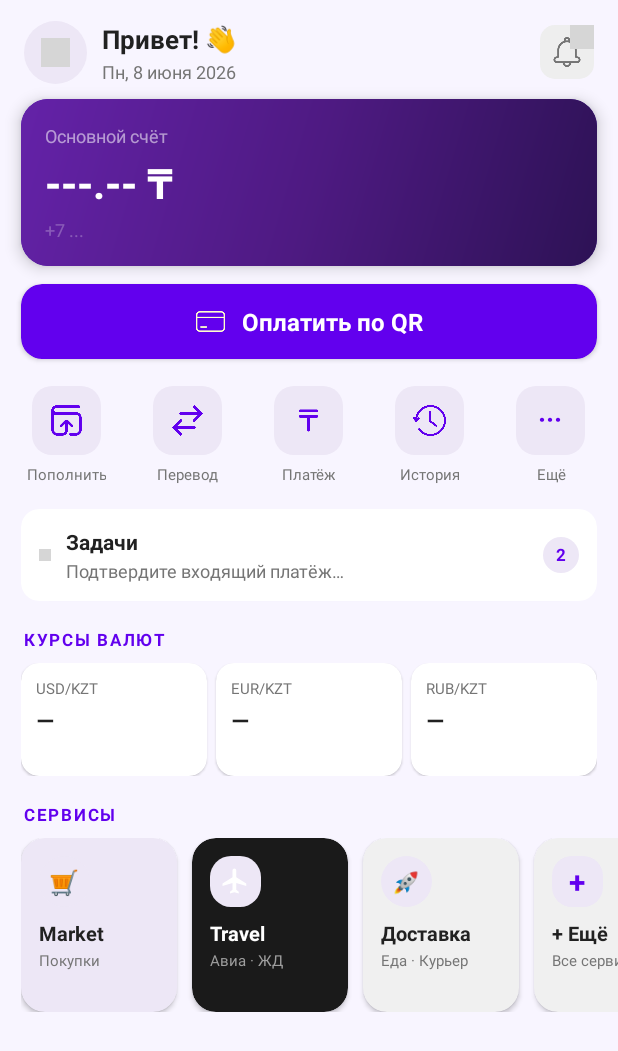
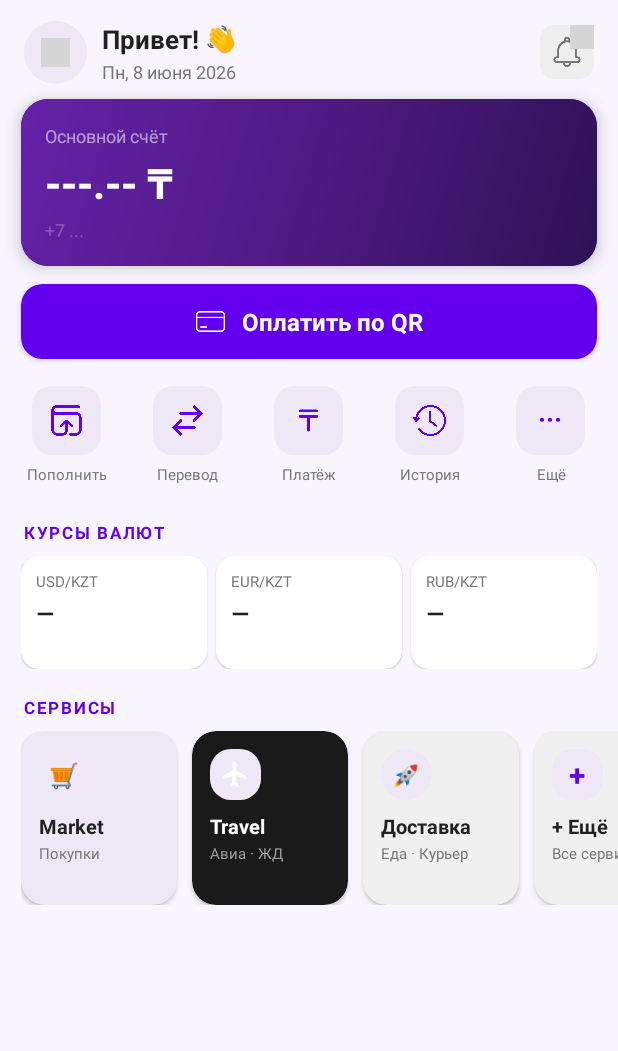
Before and after one commit to NailGareev/TumarSuperApp, an Android app: the fragment HomeFragment shown on its own in the app's theme, on a phone screen of 412 x 824 dp. Shown: the top 1051 px of the screen. Run offline under Robolectric (Android 15) with nearby library versions, the phone set to English and light mode, and no system bars; network calls fail; 1 statement that could not run was skipped; grey boxes are pictures that could not be loaded.

Commit message:
Rename tasks strip to messages; show delivery code after market purchase
- fragment_home.xml: renamed "Задачи" → "Сообщения", added IDs
  (card_messages, tv_messages_subtitle), hidden by default (visibility=gone),
  removed static badge count
- HomeFragment: binds card_messages + tv_messages_subtitle; onResume checks
  SharedPreferences key "market_delivery_code" and shows/hides the card
- TumarMarketFragment: saves orderRef to SharedPreferences on successful
  purchase so HomeFragment displays it as the delivery code

https://claude.ai/code/session_01MmgkidZyZTZuBvihCVCysH

```diff
--- a/app/src/main/java/com/digitalcompany/tumarsuperapp/HomeFragment.java
+++ b/app/src/main/java/com/digitalcompany/tumarsuperapp/HomeFragment.java
@@ -21,6 +21,8 @@ import android.view.ViewGroup;
 import android.widget.FrameLayout;
 import android.widget.LinearLayout;
 import android.widget.TextView;
+
+import androidx.cardview.widget.CardView;
 import android.widget.Toast;
 
 import com.digitalcompany.tumarsuperapp.network.ApiClient;
@@ -65,6 +67,10 @@ public class HomeFragment extends Fragment implements MenuProvider {
     private FrameLayout btnQrPay;
     private FrameLayout btnBell;
 
+    // Messages card
+    private CardView cardMessages;
+    private TextView tvMessagesSubtitle;
+
     // Currency rate views
     private TextView tvUsdRate, tvUsdChange;
     private TextView tvEurRate, tvEurChange;
@@ -96,6 +102,9 @@ public class HomeFragment extends Fragment implements MenuProvider {
         buttonPayments = view.findViewById(R.id.buttonPayments);
         btnQrPay       = view.findViewById(R.id.btnQrPay);
         btnBell        = view.findViewById(R.id.btnBell);
+
+        cardMessages      = view.findViewById(R.id.card_messages);
+        tvMessagesSubtitle = view.findViewById(R.id.tv_messages_subtitle);
 
         tvUsdRate   = view.findViewById(R.id.tvUsdRate);
         tvUsdChange = view.findViewById(R.id.tvUsdChange);
@@ -130,6 +139,25 @@ public class HomeFragment extends Fragment implements MenuProvider {
         if (apiService != null) {
             loadUserProfileData();
             loadCurrencyRates();
+        }
+    }
+
+    @Override
+    public void onResume() {
+        super.onResume();
+        refreshMessagesCard();
+    }
+
+    private void refreshMessagesCard() {
+        if (getContext() == null || cardMessages == null) return;
+        SharedPreferences prefs = getContext().getSharedPreferences(USER_PREFS_NAME, Context.MODE_PRIVATE);
+        String code = prefs.getString("market_delivery_code", null);
+        if (code != null && !code.isEmpty()) {
+            if (tvMessagesSubtitle != null)
+                tvMessagesSubtitle.setText("Код получения товара: " + code);
+            cardMessages.setVisibility(View.VISIBLE);
+        } else {
+            cardMessages.setVisibility(View.GONE);
         }
     }
 
--- a/app/src/main/java/com/digitalcompany/tumarsuperapp/TumarMarketFragment.java
+++ b/app/src/main/java/com/digitalcompany/tumarsuperapp/TumarMarketFragment.java
@@ -503,6 +503,7 @@ public class TumarMarketFragment extends Fragment {
                     if (!isAdded()) return;
                     if (resp.isSuccessful() && resp.body() != null && resp.body().success) {
                         String orderRef = resp.body().orderRef;
+                        saveDeliveryCode(orderRef);
                         // Create order in Go market so it appears in /orders
                         createGoMarketOrder(pendingAddress, orderRef);
                         showSuccessInWebView(orderRef);
@@ -518,6 +519,12 @@ public class TumarMarketFragment extends Fragment {
                     showErrorInWebView("Ошибка сети. Проверьте подключение.");
                 }
             });
+    }
+
+    private void saveDeliveryCode(String orderRef) {
+        if (getContext() == null || orderRef == null) return;
+        getContext().getSharedPreferences("UserPrefs", Context.MODE_PRIVATE)
+                .edit().putString("market_delivery_code", orderRef).apply();
     }
 
     /** Creates a corresponding order in the Go market backend after successful Tumar Pay. */
--- a/app/src/main/res/layout/fragment_home.xml
+++ b/app/src/main/res/layout/fragment_home.xml
@@ -362,13 +362,15 @@
             </LinearLayout>
         </LinearLayout>
 
-        <!-- ── Tasks Strip ── -->
+        <!-- ── Messages Strip ── -->
         <androidx.cardview.widget.CardView
+            android:id="@+id/card_messages"
             android:layout_width="match_parent"
             android:layout_height="wrap_content"
             android:layout_marginStart="14dp"
             android:layout_marginEnd="14dp"
             android:layout_marginTop="10dp"
+            android:visibility="gone"
             app:cardCornerRadius="12dp"
             app:cardElevation="1dp"
             app:cardBackgroundColor="@color/card_bg">
@@ -391,31 +393,19 @@
                     <TextView
                         android:layout_width="wrap_content"
                         android:layout_height="wrap_content"
-                        android:text="Задачи"
+                        android:text="Сообщения"
                         android:textColor="@color/text_primary"
                         android:textSize="14sp"
                         android:textStyle="bold" />
                     <TextView
+                        android:id="@+id/tv_messages_subtitle"
                         android:layout_width="wrap_content"
                         android:layout_height="wrap_content"
                         android:layout_marginTop="1dp"
-                        android:text="Подтвердите входящий платёж…"
+                        android:text=""
                         android:textColor="@color/text_secondary"
                         android:textSize="12sp" />
                 </LinearLayout>
-                <FrameLayout
-                    android:layout_width="24dp"
-                    android:layout_height="24dp"
-                    android:background="@drawable/bg_action_icon_purple">
-                    <TextView
-                        android:layout_width="wrap_content"
-                        android:layout_height="wrap_content"
-                        android:layout_gravity="center"
-                        android:text="2"
-                        android:textColor="@color/colorPrimary"
-                        android:textSize="11sp"
-                        android:textStyle="bold" />
-                </FrameLayout>
             </LinearLayout>
         </androidx.cardview.widget.CardView>
 
```
